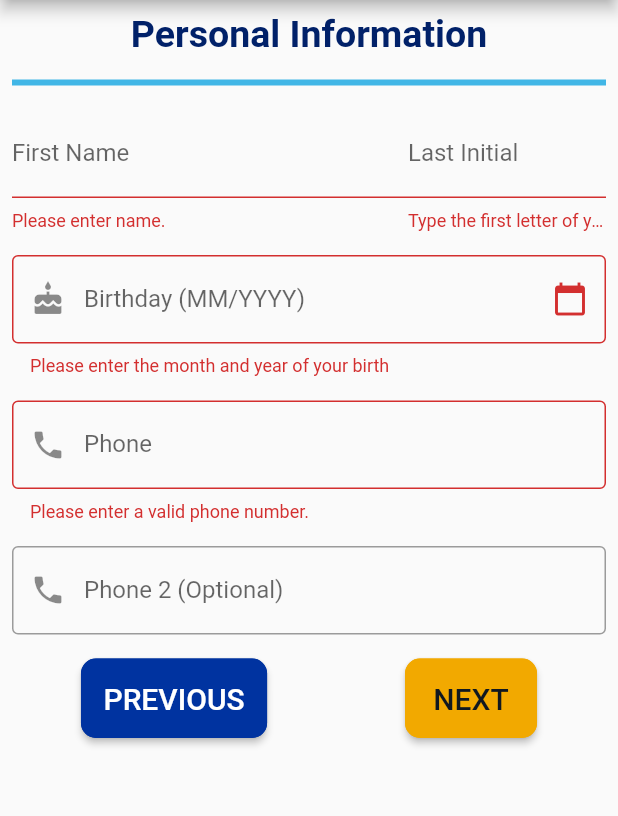
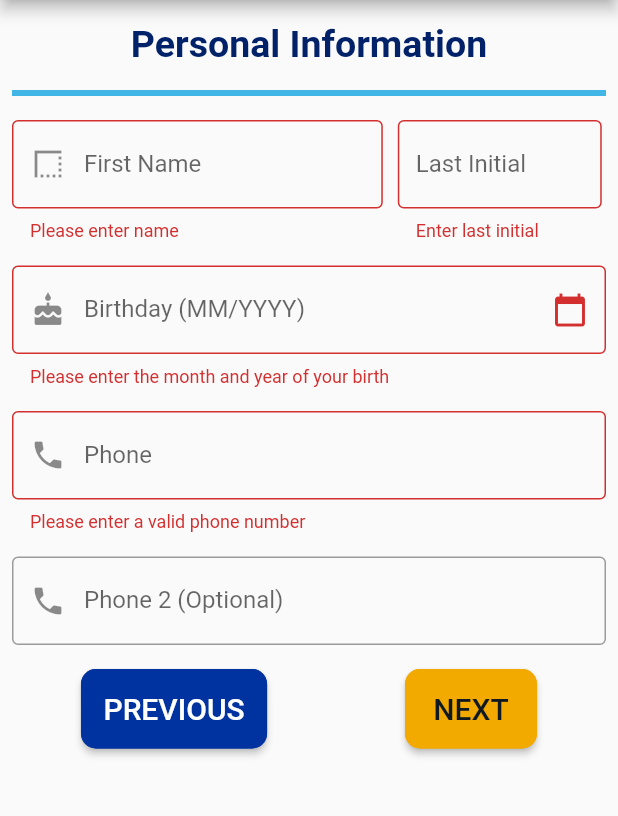
Before and after one commit to atlantadoulaconnect/adc-app, a Flutter app: the ClientAppPage1 screen opened directly with empty values, after a tap on "NEXT", on a phone screen of 412 x 824 dp, the part 84-900 px from its top. Run offline on Flutter 3.47's test engine with Material 2 defaults, Android fonts, the phone set to English and light mode, and no system bars; our stand-ins replace async_redux, cloud_firestore, firebase_auth, firebase_core, firebase_database; missing offline and left inert: calendarro; accounts and stored records are empty.

Commit message:
UI design changes to client application

```diff
--- a/adc_app/lib/backend/util/inputValidation.dart
+++ b/adc_app/lib/backend/util/inputValidation.dart
@@ -2,11 +2,11 @@
 
 String nameValidator(String value) {
   if (value.isEmpty) {
-    return 'Please enter name.';
+    return 'Please enter name';
   }
 
   if (value.length < 3) {
-    return 'Please enter a valid name.';
+    return 'Please enter a valid name';
   }
 
   return null;
@@ -16,10 +16,10 @@ String singleLetterValidator(String value) {
   Pattern pattern = r'[a-zA-Z]';
   RegExp regex = RegExp(pattern);
   if (value.length != 1) {
-    return "Type the first letter of your last name.";
+    return "Enter last initial";
   }
   if (!regex.hasMatch(value)) {
-    return "Type the first letter of your last name.";
+    return "Enter last initial";
   }
   return null;
 }
@@ -28,10 +28,10 @@ String bioValidator(String value) {
   Pattern pattern = r'[a-zA-Z]+';
   RegExp regex = RegExp(pattern);
   if (value.isEmpty) {
-    return "Please enter text.";
+    return "Please enter text";
   }
   if (!regex.hasMatch(value)) {
-    return "Enter words.";
+    return "Enter word";
   }
   return null;
 }
@@ -49,7 +49,7 @@ String phoneValidator(String value) {
   Pattern pattern = r'\D*([2-9]\d{2})(\D*)([2-9]\d{2})(\D*)(\d{4})\D*';
   RegExp regex = new RegExp(pattern);
   if (!regex.hasMatch(value)) {
-    return 'Please enter a valid phone number.';
+    return 'Please enter a valid phone number';
   } else {
     return null;
   }
@@ -63,7 +63,7 @@ String altPhoneValidator(String value) {
   Pattern pattern = r'\D*([2-9]\d{2})(\D*)([2-9]\d{2})(\D*)(\d{4})\D*';
   RegExp regex = new RegExp(pattern);
   if (!regex.hasMatch(value)) {
-    return 'Please enter a valid phone number.';
+    return 'Please enter a valid phone number';
   } else {
     return null;
   }
@@ -74,7 +74,7 @@ String emailValidator(String value) {
       r'^(([^<>()[\]\\.,;:\s@\"]+(\.[^<>()[\]\\.,;:\s@\"]+)*)|(\".+\"))@((\[[0-9]{1,3}\.[0-9]{1,3}\.[0-9]{1,3}\.[0-9]{1,3}\])|(([a-zA-Z\-0-9]+\.)+[a-zA-Z]{2,}))$';
   RegExp regex = new RegExp(pattern);
   if (!regex.hasMatch(value)) {
-    return 'Please enter a valid email.';
+    return 'Please enter a valid email';
   } else {
     return null;
   }
--- a/adc_app/lib/frontend/screens/application/client/clientAppPage1.dart
+++ b/adc_app/lib/frontend/screens/application/client/clientAppPage1.dart
@@ -65,7 +65,7 @@ class ClientAppPage1State extends State<ClientAppPage1> {
             child: ListView(
               children: <Widget>[
               Padding(
-                padding: const EdgeInsets.all(8.0),
+                padding: const EdgeInsets.only(top: 15.0, bottom: 8.0),
                 child: Text(
                   'Personal Information',
                   style: TextStyle(
@@ -93,10 +93,17 @@ class ClientAppPage1State extends State<ClientAppPage1> {
                 padding: const EdgeInsets.all(8.0),
                 child: Row(
                   children: <Widget>[
-                    Expanded(
-                      flex: 2,
+                    Padding(
+                      padding: EdgeInsets.only(right: 10.0,),
+                      child: Container(
+                        width: MediaQuery.of(context).size.width * 0.6,
                         child: TextFormField(
+                          autocorrect: false,
                           decoration: InputDecoration(
+                            border: OutlineInputBorder(),
+                            prefixIcon: Icon(
+                              IconData(0xe7fd, fontFamily: 'MaterialIcons'),
+                            ),
                             labelText: "First Name",
                             hintText: "Jane",
                           ),
@@ -104,17 +111,20 @@ class ClientAppPage1State extends State<ClientAppPage1> {
                           validator: nameValidator,
                         ),
                       ),
-                    Expanded(
-                      flex: 1,
+                    ),
+                    Container(
+                      width: MediaQuery.of(context).size.width * 0.33,
                       child: TextFormField(
+                        autocorrect: false,
                         decoration: InputDecoration(
+                          border: OutlineInputBorder(),
                           labelText: "Last Initial",
                           hintText: "D",
                         ),
                         controller: _lastInitCtrl,
                         validator: singleLetterValidator,
                       ),
-                    )
+                    ),
                   ],
                 ),
               ),
@@ -169,6 +179,7 @@ class ClientAppPage1State extends State<ClientAppPage1> {
                   ),
                 ),
               ),
+
               Padding(
                 padding: const EdgeInsets.all(8.0),
                 child: Row(
@@ -234,7 +245,9 @@ class ClientAppPage1State extends State<ClientAppPage1> {
               ),
             ],
           ),
-        )));
+        )
+        )
+    );
   }
 }
 
--- a/adc_app/lib/frontend/screens/messaging/messagesScreen.dart
+++ b/adc_app/lib/frontend/screens/messaging/messagesScreen.dart
@@ -212,7 +212,8 @@ class ViewModel extends BaseModel<AppState> {
     print("vm from store peer: ${state.peer}");
     return ViewModel.build(
         currentUser: state.currentUser,
-        toTextBank: () => dispatch(NavigateAction.pushNamed("/textBank")),
+        toTextBank: () =>
+            dispatch(NavigateAction.pushNamed("/textBank")),
         peer: state.peer,
         sendMsg: (Message msg) => dispatchFuture(SendMessageAction(msg)));
   }
--- a/adc_app/lib/frontend/screens/messaging/recentMessagesScreen.dart
+++ b/adc_app/lib/frontend/screens/messaging/recentMessagesScreen.dart
@@ -32,7 +32,7 @@ class RecentMessagesScreen extends StatelessWidget {
                     mainAxisSize: MainAxisSize.max,
                     children: <Widget>[
                       Padding(
-                        padding: EdgeInsets.symmetric(horizontal: 15.0),
+                        padding: EdgeInsets.symmetric(horizontal: 5.0),
                         child: Container(
                           width: 65,
                           height: 65,
@@ -52,7 +52,7 @@ class RecentMessagesScreen extends StatelessWidget {
                         ),
                       ),
                       Padding(
-                        padding: EdgeInsets.only(right: 12.0),
+                        padding: EdgeInsets.only(left: 14.0, right: 12.0),
                         child: Column(
                             mainAxisAlignment: MainAxisAlignment.center,
                             crossAxisAlignment: CrossAxisAlignment.start,
--- a/adc_app/pubspec.yaml
+++ b/adc_app/pubspec.yaml
@@ -8,7 +8,7 @@ environment:
 dependencies:
   flutter:
     sdk: flutter
-  firebase_core: ^0.4.0+9
+  firebase_core: 0.4.0+9
   firebase_analytics: ^5.0.2
 
   # backend specific
```
Also changed, not shown: adc_app/lib/frontend/screens/messaging/contactsScreen.dart (+12 -10 lines), adc_app/pubspec.lock, 2 other files. Lines whose indentation alone changed are shown as unchanged.
